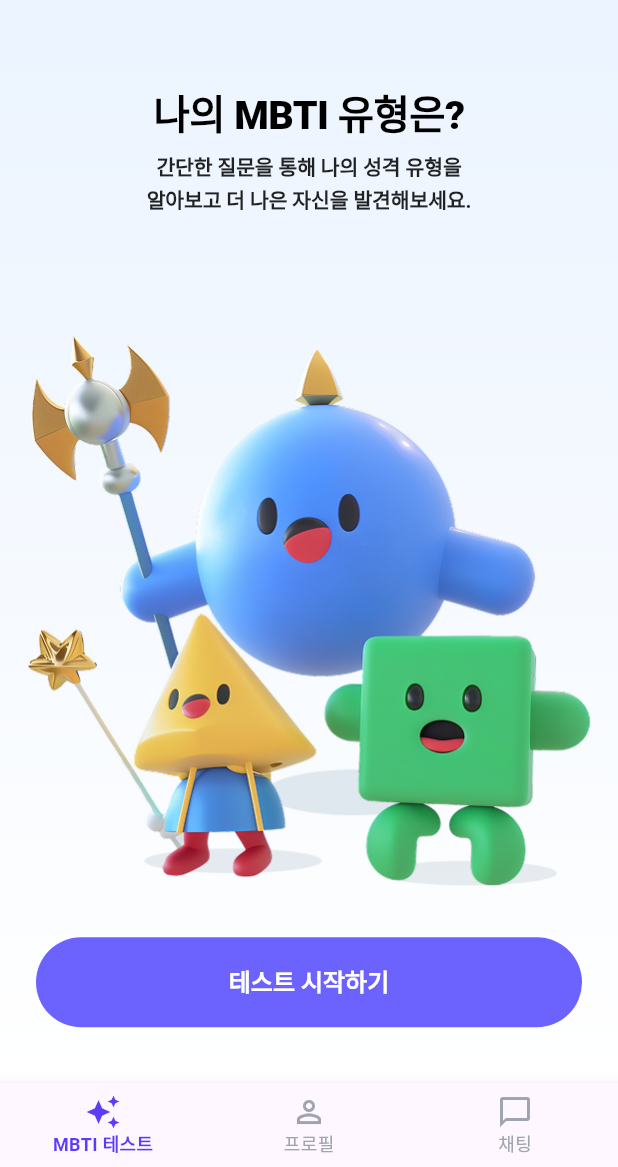
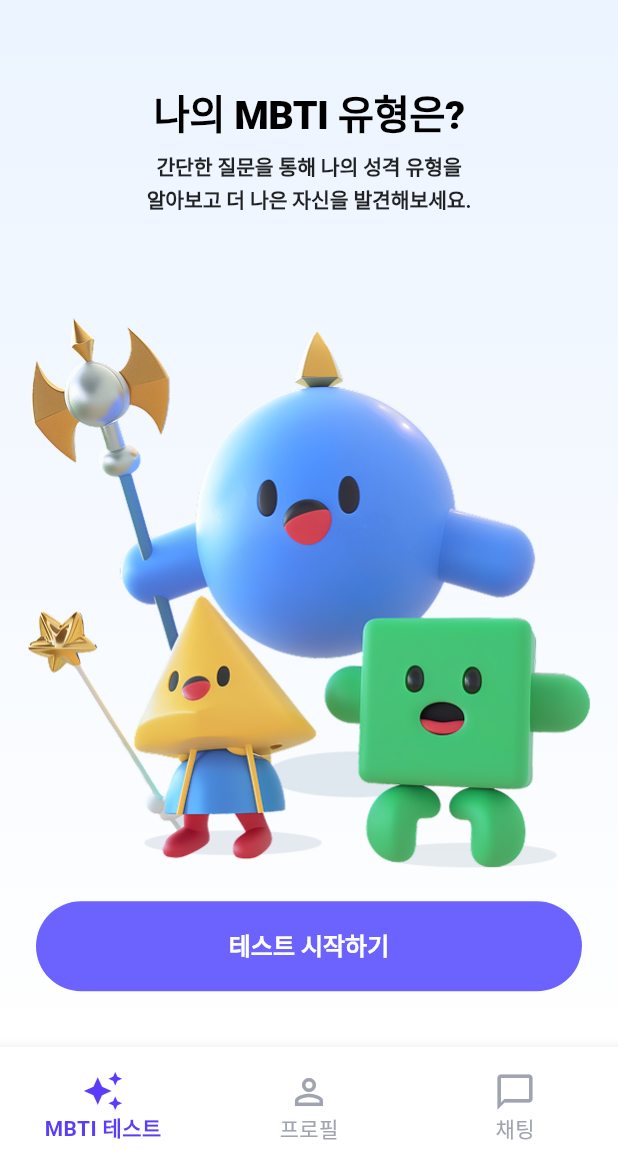
Before and after one commit to lunabi03/TypeTalk, a Flutter app: the screen it shows after launch, on a phone screen of 412 x 824 dp, the part 69-1236 px from its top. Run offline on Flutter 3.47's test engine with Material 3 defaults, Android fonts, the phone set to English and light mode, and no system bars; our stand-ins replace flutter_screenutil, get, google_fonts; Roboto replaces fonts that are missing (Pretendard).

Commit message:
시작, 결과 화면 수정

```diff
--- a/lib/screens/start/start_screen.dart
+++ b/lib/screens/start/start_screen.dart
@@ -127,7 +127,9 @@ class StartScreen extends StatelessWidget {
           ),
         ),
       ),
-      bottomNavigationBar: BottomNavigationBar(
+      bottomNavigationBar: Container(
+        height: 80,
+        child: BottomNavigationBar(
           type: BottomNavigationBarType.fixed,
           currentIndex: 0,
           onTap: (index) {
@@ -140,26 +142,29 @@ class StartScreen extends StatelessWidget {
           showUnselectedLabels: true,
           selectedItemColor: const Color(0xFF5C3DF7),
           unselectedItemColor: Color(0xFF9FA4B0),
-        selectedLabelStyle: const TextStyle(fontSize: 12, fontWeight: FontWeight.w600),
-        unselectedLabelStyle: const TextStyle(fontSize: 12),
+          selectedLabelStyle: const TextStyle(fontSize: 14, fontWeight: FontWeight.w600),
+          unselectedLabelStyle: const TextStyle(fontSize: 14),
+          backgroundColor: Colors.white,
+          elevation: 8,
           items: const [
             BottomNavigationBarItem(
-            icon: Icon(Icons.auto_awesome),
-            activeIcon: Icon(Icons.auto_awesome),
+              icon: Icon(Icons.auto_awesome, size: 28),
+              activeIcon: Icon(Icons.auto_awesome, size: 28),
               label: 'MBTI 테스트',
             ),
             BottomNavigationBarItem(
-            icon: Icon(Icons.person_outline),
-            activeIcon: Icon(Icons.person),
+              icon: Icon(Icons.person_outline, size: 28),
+              activeIcon: Icon(Icons.person, size: 28),
               label: '프로필',
             ),
             BottomNavigationBarItem(
-            icon: Icon(Icons.chat_bubble_outline),
-            activeIcon: Icon(Icons.chat_bubble),
+              icon: Icon(Icons.chat_bubble_outline, size: 28),
+              activeIcon: Icon(Icons.chat_bubble, size: 28),
               label: '채팅',
             ),
           ],
         ),
+      ),
     );
   }
 }
```
Also changed, not shown: lib/screens/result/result_screen.dart (+14 -6 lines). Lines whose indentation alone changed are shown as unchanged.
